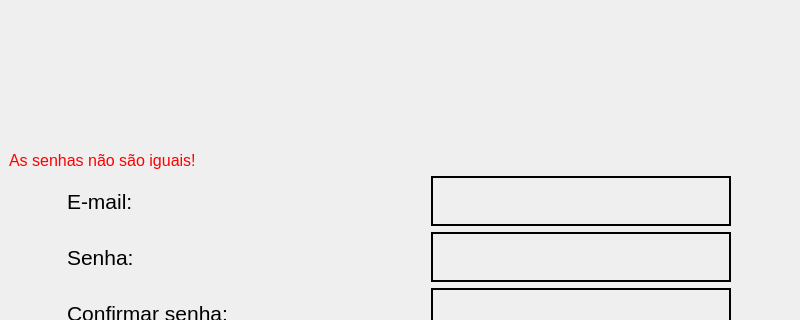
Before: the Qt Designer form src/gui/ui/Sign_up.ui in MarcosAndreLS/cadastro-livros-firebase, drawn with Qt 5; both pictures show x 0 to 800 and y 175 to 495 of the 800 by 600 pixel window.
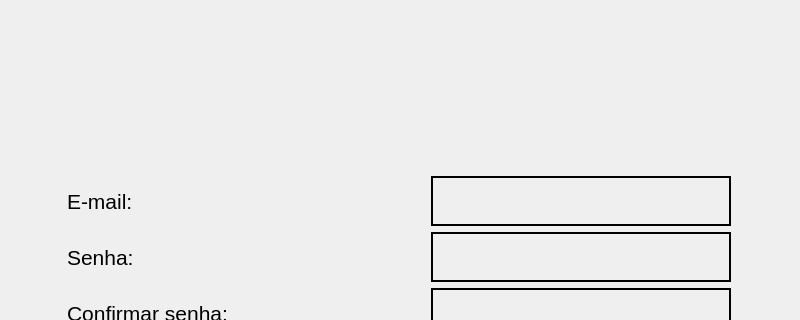
After: the same form once the commit is applied.

The edit to the form file:
```diff
--- a/src/gui/ui/Sign_up.ui
+++ b/src/gui/ui/Sign_up.ui
@@ -39,17 +39,6 @@
       </property>
      </widget>
     </item>
-    <item>
-     <widget class="QLabel" name="senhas_diferentes">
-      <property name="styleSheet">
-       <string notr="true">font-size: 12pt;
-color: rgb(255, 0, 0);</string>
-      </property>
-      <property name="text">
-       <string>As senhas não são iguais!</string>
-      </property>
-     </widget>
-    </item>
     <item>
      <layout class="QHBoxLayout" name="horizontalLayout_6">
       <item>
```
